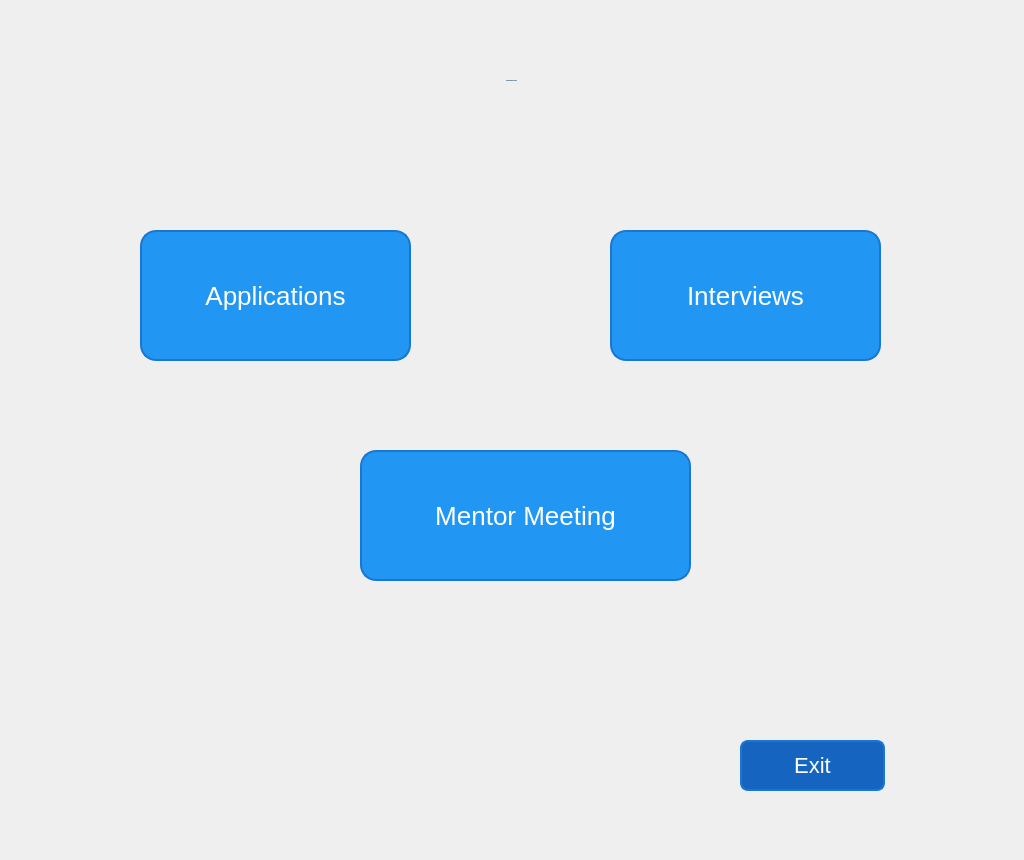
Before: the Qt Designer form Customer Relationship Management/ui folders/preference_menu_user.ui in Harriery/my-python-projects, drawn with Qt 5.
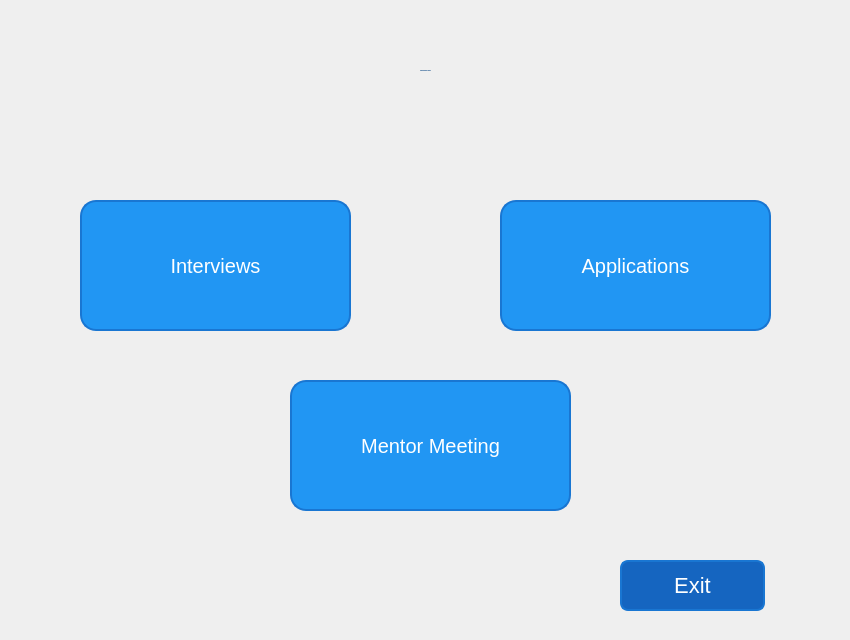
After: the same form once the commit is applied. Icons and pictures are not drawn.

The edit to the form file:
```diff
--- a/Customer Relationship Management/ui folders/preference_menu_user.ui
+++ b/Customer Relationship Management/ui folders/preference_menu_user.ui
@@ -6,20 +6,20 @@
    <rect>
     <x>0</x>
     <y>0</y>
-    <width>1024</width>
-    <height>860</height>
+    <width>850</width>
+    <height>640</height>
    </rect>
   </property>
   <property name="minimumSize">
    <size>
-    <width>1024</width>
-    <height>860</height>
+    <width>850</width>
+    <height>640</height>
    </size>
   </property>
   <property name="maximumSize">
    <size>
-    <width>1024</width>
-    <height>860</height>
+    <width>850</width>
+    <height>640</height>
    </size>
   </property>
   <property name="windowTitle">
@@ -37,7 +37,7 @@
     border-radius: 16px;
     border: 2px solid #1976D2;
     padding: 10px 20px;
-    font-size: 26px;
+    font-size: 20px;
     color: white;
     box-shadow: 0 4px #1976D2;
     transition: all 0.3s ease-in-out;
@@ -61,8 +61,8 @@
   <widget class="QPushButton" name="pushButton_Exit_2">
    <property name="geometry">
     <rect>
-     <x>740</x>
-     <y>740</y>
+     <x>620</x>
+     <y>560</y>
      <width>145</width>
      <height>51</height>
     </rect>
@@ -103,13 +103,67 @@
      <normaloff>icons/exit.png.png</normaloff>icons/exit.png.png</iconset>
    </property>
   </widget>
+  <widget class="QPushButton" name="pushButton_applications">
+   <property name="geometry">
+    <rect>
+     <x>500</x>
+     <y>200</y>
+     <width>271</width>
+     <height>131</height>
+    </rect>
+   </property>
+   <property name="font">
+    <font>
+     <pointsize>-1</pointsize>
+    </font>
+   </property>
+   <property name="text">
+    <string>Applications</string>
+   </property>
+  </widget>
+  <widget class="QPushButton" name="pushButton_mentorMeeting">
+   <property name="geometry">
+    <rect>
+     <x>290</x>
+     <y>380</y>
+     <width>281</width>
+     <height>131</height>
+    </rect>
+   </property>
+   <property name="font">
+    <font>
+     <pointsize>-1</pointsize>
+    </font>
+   </property>
+   <property name="text">
+    <string>Mentor Meeting</string>
+   </property>
+  </widget>
+  <widget class="QPushButton" name="pushButton_interviews">
+   <property name="geometry">
+    <rect>
+     <x>80</x>
+     <y>200</y>
+     <width>271</width>
+     <height>131</height>
+    </rect>
+   </property>
+   <property name="font">
+    <font>
+     <pointsize>-1</pointsize>
+    </font>
+   </property>
+   <property name="text">
+    <string>Interviews</string>
+   </property>
+  </widget>
   <widget class="QLabel" name="label">
    <property name="geometry">
     <rect>
-     <x>-4</x>
-     <y>-10</y>
-     <width>1031</width>
-     <height>181</height>
+     <x>-10</x>
+     <y>0</y>
+     <width>871</width>
+     <height>141</height>
     </rect>
    </property>
    <property name="font">
@@ -140,60 +194,6 @@
     <set>Qt::AlignCenter</set>
    </property>
   </widget>
-  <widget class="QPushButton" name="pushButton_applications">
-   <property name="geometry">
-    <rect>
-     <x>140</x>
-     <y>230</y>
-     <width>271</width>
-     <height>131</height>
-    </rect>
-   </property>
-   <property name="font">
-    <font>
-     <pointsize>-1</pointsize>
-    </font>
-   </property>
-   <property name="text">
-    <string>Applications</string>
-   </property>
-  </widget>
-  <widget class="QPushButton" name="pushButton_mentorMeeting">
-   <property name="geometry">
-    <rect>
-     <x>360</x>
-     <y>450</y>
-     <width>331</width>
-     <height>131</height>
-    </rect>
-   </property>
-   <property name="font">
-    <font>
-     <pointsize>-1</pointsize>
-    </font>
-   </property>
-   <property name="text">
-    <string>Mentor Meeting</string>
-   </property>
-  </widget>
-  <widget class="QPushButton" name="pushButton_interviews">
-   <property name="geometry">
-    <rect>
-     <x>610</x>
-     <y>230</y>
-     <width>271</width>
-     <height>131</height>
-    </rect>
-   </property>
-   <property name="font">
-    <font>
-     <pointsize>-1</pointsize>
-    </font>
-   </property>
-   <property name="text">
-    <string>Interviews</string>
-   </property>
-  </widget>
  </widget>
  <resources/>
  <connections/>
```
Left out of the diff: 2 changed lines with no effect on the pictures.
